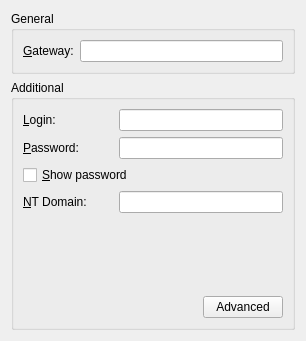
netrunner-debian-kde-extras/networkmanagement, file vpnplugins/pptp/pptpprop.ui: the form before one commit.
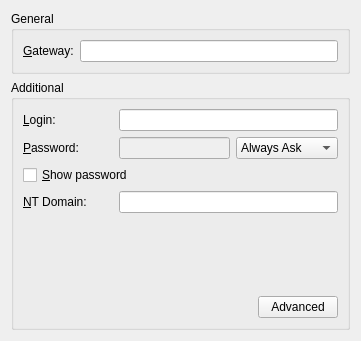
The form after the commit. Custom widgets are drawn as their Qt base class.

```diff
--- a/vpnplugins/pptp/pptpprop.ui
+++ b/vpnplugins/pptp/pptpprop.ui
@@ -6,7 +6,7 @@
    <rect>
     <x>0</x>
     <y>0</y>
-    <width>306</width>
+    <width>361</width>
     <height>341</height>
    </rect>
   </property>
@@ -109,11 +109,33 @@
           </item>
           <item>
            <widget class="KLineEdit" name="edt_password">
+            <property name="enabled">
+             <bool>false</bool>
+            </property>
             <property name="passwordMode">
              <bool>true</bool>
             </property>
            </widget>
           </item>
+          <item>
+           <widget class="KComboBox" name="cmbPasswordStorage">
+            <item>
+             <property name="text">
+              <string>Always Ask</string>
+             </property>
+            </item>
+            <item>
+             <property name="text">
+              <string>Store</string>
+             </property>
+            </item>
+            <item>
+             <property name="text">
+              <string>Not Required</string>
+             </property>
+            </item>
+           </widget>
+          </item>
          </layout>
         </item>
         <item>
@@ -205,6 +227,11 @@
    <extends>QLineEdit</extends>
    <header>klineedit.h</header>
   </customwidget>
+  <customwidget>
+   <class>KComboBox</class>
+   <extends>QComboBox</extends>
+   <header>kcombobox.h</header>
+  </customwidget>
  </customwidgets>
  <resources/>
  <connections/>
```
